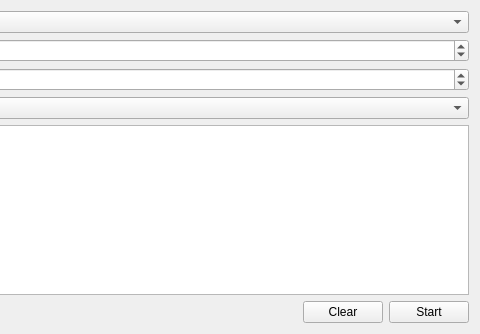
The window that cct/qtgui/measurement/transmission/transmission.ui (awacha/cct) describes before a commit, drawn with Qt 5; both pictures show x 524 to 1004 and y 0 to 334 of the 1004 by 334 pixel window.
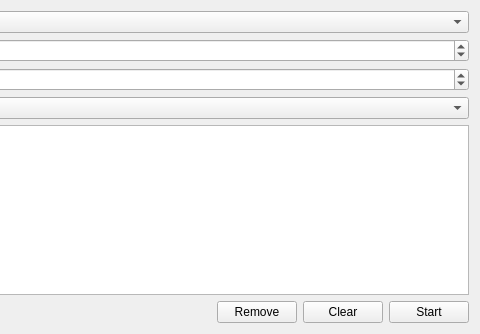
The same window after the commit. Icons and pictures are not drawn.

Commit message: Transmission measurement: samples can be deleted one-by-one

```diff
--- a/cct/qtgui/measurement/transmission/transmission.ui
+++ b/cct/qtgui/measurement/transmission/transmission.ui
@@ -157,6 +157,16 @@
        </property>
       </spacer>
      </item>
+     <item>
+      <widget class="QPushButton" name="removeSelectedPushButton">
+       <property name="text">
+        <string>Remove</string>
+       </property>
+       <property name="icon">
+        <iconset theme="list-remove"/>
+       </property>
+      </widget>
+     </item>
      <item>
       <widget class="QPushButton" name="cleanTablePushButton">
        <property name="text">
```
The commit also changes 2 other files.
